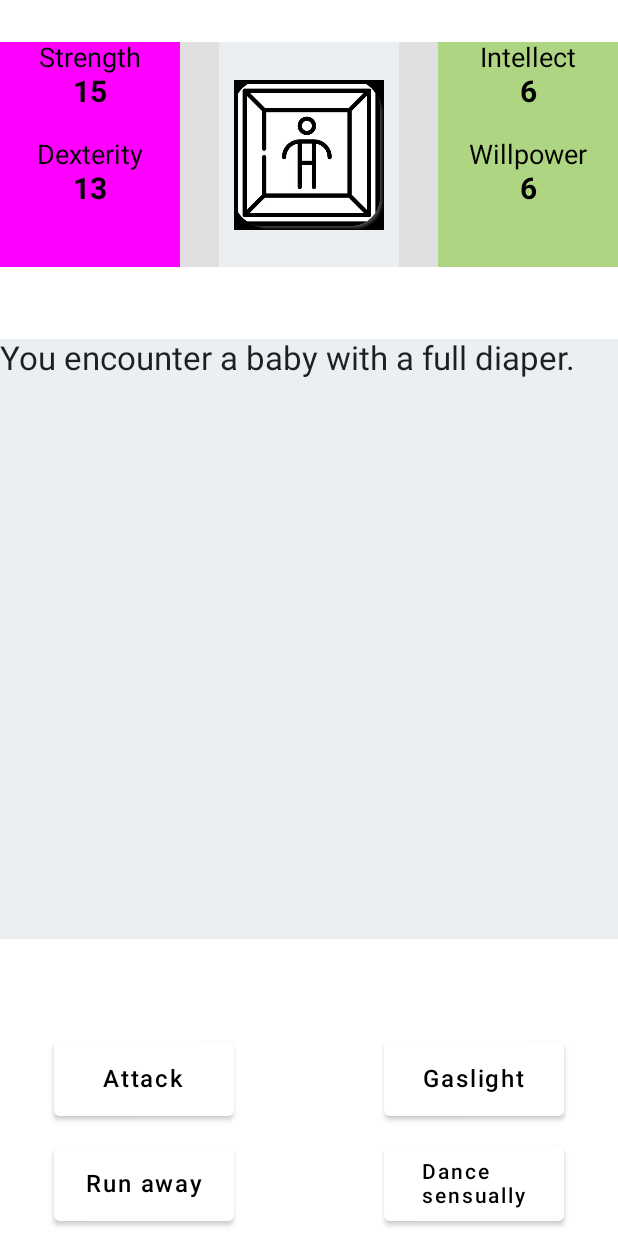
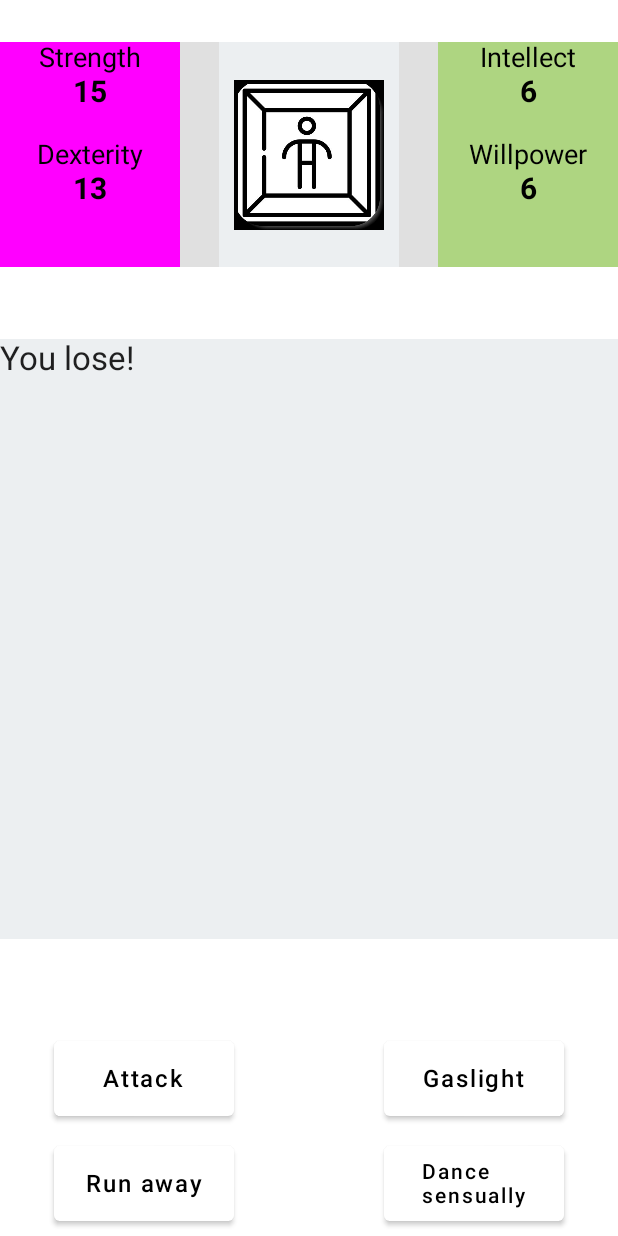
Before and after one commit to technexx/AThirdJetpackComposeStory, an Android app built with Jetpack Compose: the screen it shows after launch (MainActivity), after a tap on "Attack", on a phone screen of 412 x 824 dp. Run offline under Robolectric (Android 15) with nearby library versions, the phone set to English and light mode, and no system bars; our stand-ins replace constraintlayout-compose; 1 other tap on this screen came first.

Commit message:
player vs enemy rolls + ui update working

```diff
--- a/app/src/main/java/a/third/jetpack/compose/myapplication/MainActivity.kt
+++ b/app/src/main/java/a/third/jetpack/compose/myapplication/MainActivity.kt
@@ -149,10 +149,11 @@ private fun instantiateStatBleedRunnable() {
     }
 }
 
-private fun rollPlayerAgainstEnemy(playerStat: Int, enemyStat: Int) : Boolean {
-    var playerRoll = (1..20).random() + playerStat
-    var enemyRoll = (1..20).random() + enemyStat
-    return playerStat > enemyStat
+private fun doesPlayerOutRollEnemy(playerStat: Int, enemyStat: Int) : Boolean {
+    val playerRoll = (1..20).random() + playerStat
+    val enemyRoll = (1..20).random() + enemyStat
+    Log.i("testRoll", "player roll is $playerRoll and enemy roll is $enemyRoll")
+    return playerRoll > enemyRoll
 }
 
 //*** Alignment modifiers affect the CHILDREN of rows/columns, not the rows/columns themselves.
@@ -169,6 +170,8 @@ fun FullView() {
         var lifeLeft by remember { mutableStateOf(1.0f) }
         var onEncounter by remember { mutableStateOf(false) }
         var actingAgainstEnemy by remember { mutableStateOf(false) }
+
+        var playerWinsBattle by remember { mutableStateOf(false) }
 
         Column (modifier = Modifier
             .constrainAs(statsLayout) {
@@ -241,9 +244,14 @@ fun FullView() {
         ) {
             if (!onEncounter) Text(text = stringResource(id = R.string.walking_without_enemy), fontSize = 22.sp) else {
                 enemyEncounters.assignRandomEnemy()
-                Text(text = stringResource(id = R.string.encounter_enemy, enemyEncounters.currentEnemy.creatureString), fontSize = 22.sp)
-                if (actingAgainstEnemy) {
-
+                if (!actingAgainstEnemy) {
+                    Text(text = stringResource(id = R.string.encounter_enemy, enemyEncounters.currentEnemy.creatureString), fontSize = 22.sp)
+                } else {
+                    if (playerWinsBattle) {
+                        Text(text = stringResource(id = R.string.fight_enemy_win), fontSize = 22.sp)
+                    } else {
+                        Text(text = stringResource(id = R.string.fight_enemy_lose), fontSize = 22.sp)
+                    }
                 }
             }
         }
@@ -281,7 +289,7 @@ fun FullView() {
                             .size(120.dp, 50.dp),
                         onClick = {
                             actingAgainstEnemy = true
-                            //Todo: Roll player str vs. enemy str
+                            playerWinsBattle = (doesPlayerOutRollEnemy(statsViewModel.getStrengthValue(), enemyEncounters.currentEnemy.strength))
                         }) {
                         Text(text = stringResource(id = R.string.attack), fontSize = 16.sp)
                     }
--- a/app/src/main/res/values/strings.xml
+++ b/app/src/main/res/values/strings.xml
@@ -13,6 +13,8 @@
 
     <string name="walking_without_enemy">You are just walking along.</string>
     <string name="encounter_enemy">You encounter %1$s.</string>
+    <string name="fight_enemy_win">"You win!"</string>
+    <string name="fight_enemy_lose">You lose!</string>
 
     <!--Strength--> <string name="attack">Attack</string>
     <!--Intellect--> <string name="gaslight">Gaslight</string>
```
